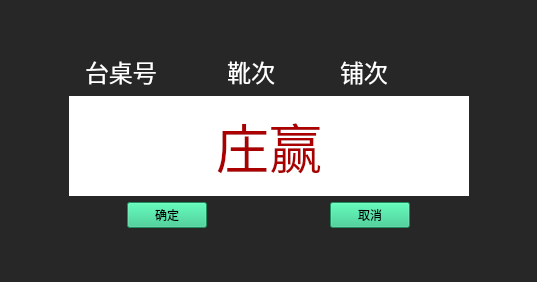
Qt form BaiJiaLe_zhubo/mod/mod_gameover/MGameOver.ui (QPKJEDL/deskgame) before a commit.
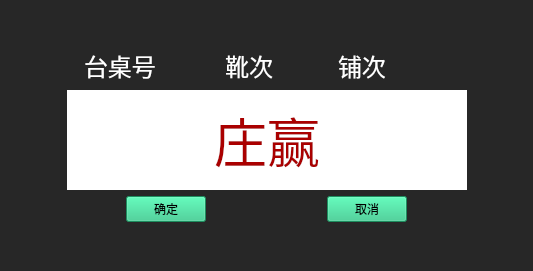
The same form after that commit.

```diff
--- a/BaiJiaLe_zhubo/mod/mod_gameover/MGameOver.ui
+++ b/BaiJiaLe_zhubo/mod/mod_gameover/MGameOver.ui
@@ -6,8 +6,8 @@
    <rect>
     <x>0</x>
     <y>0</y>
-    <width>537</width>
-    <height>282</height>
+    <width>533</width>
+    <height>271</height>
    </rect>
   </property>
   <property name="windowTitle">
```
